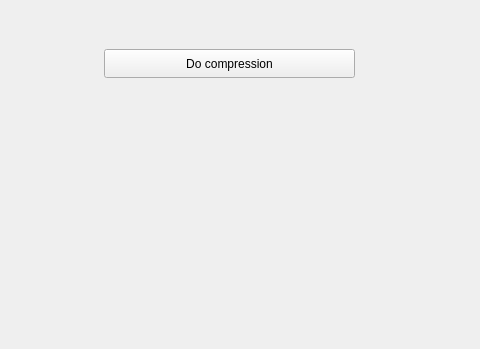
Qt form compress.ui (kareemelramly/File-Zipper-Project) before a commit; both pictures show x 96 to 576 and y 191 to 540 of the 690 by 540 pixel window.
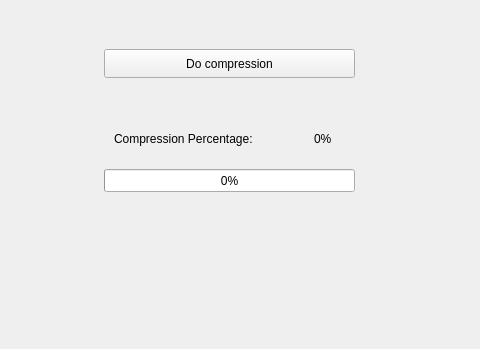
The same form after that commit.

Commit message: ratio added in compression

```diff
--- a/compress.ui
+++ b/compress.ui
@@ -39,6 +39,48 @@
     <string>Do compression</string>
    </property>
   </widget>
+  <widget class="QProgressBar" name="progressBar">
+   <property name="geometry">
+    <rect>
+     <x>200</x>
+     <y>360</y>
+     <width>251</width>
+     <height>23</height>
+    </rect>
+   </property>
+   <property name="value">
+    <number>0</number>
+   </property>
+   <property name="textVisible">
+    <bool>true</bool>
+   </property>
+  </widget>
+  <widget class="QLabel" name="percentageLabel">
+   <property name="geometry">
+    <rect>
+     <x>410</x>
+     <y>320</y>
+     <width>63</width>
+     <height>20</height>
+    </rect>
+   </property>
+   <property name="text">
+    <string>0%</string>
+   </property>
+  </widget>
+  <widget class="QLabel" name="label">
+   <property name="geometry">
+    <rect>
+     <x>210</x>
+     <y>320</y>
+     <width>181</width>
+     <height>20</height>
+    </rect>
+   </property>
+   <property name="text">
+    <string>Compression Percentage: </string>
+   </property>
+  </widget>
  </widget>
  <resources/>
  <connections/>
```
The commit also changes 26 other files.
